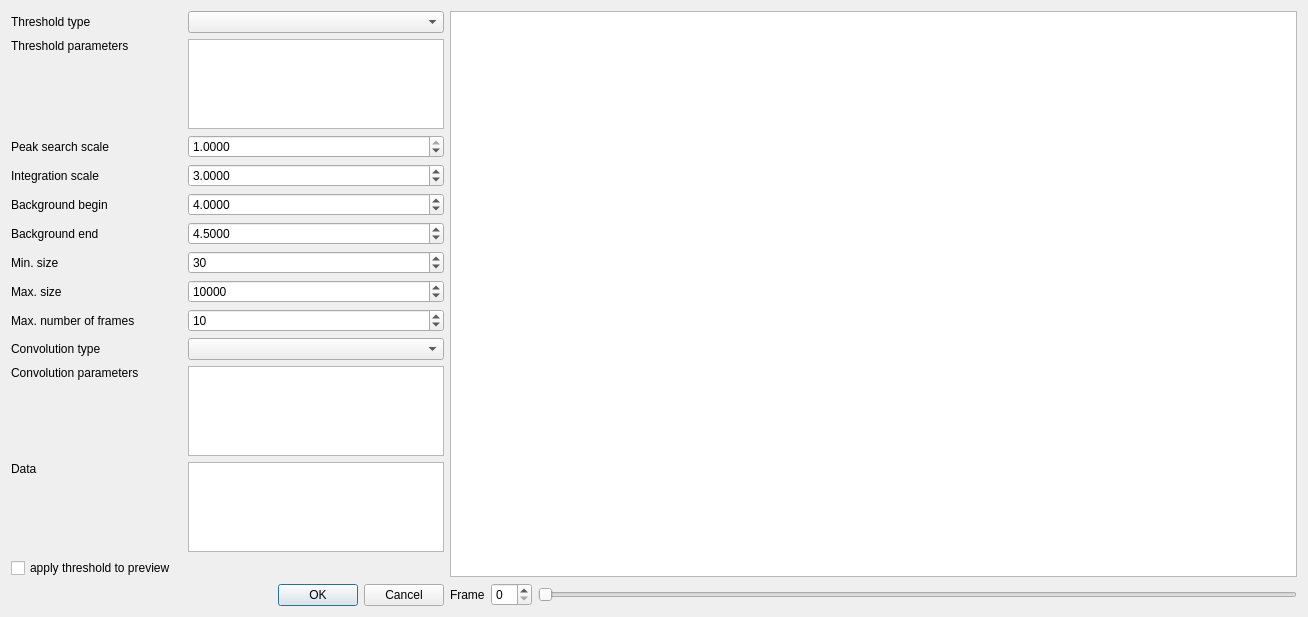
k61n/openhkl, file apps/nsxqt/ui/DialogPeakFind.ui: the form before one commit.
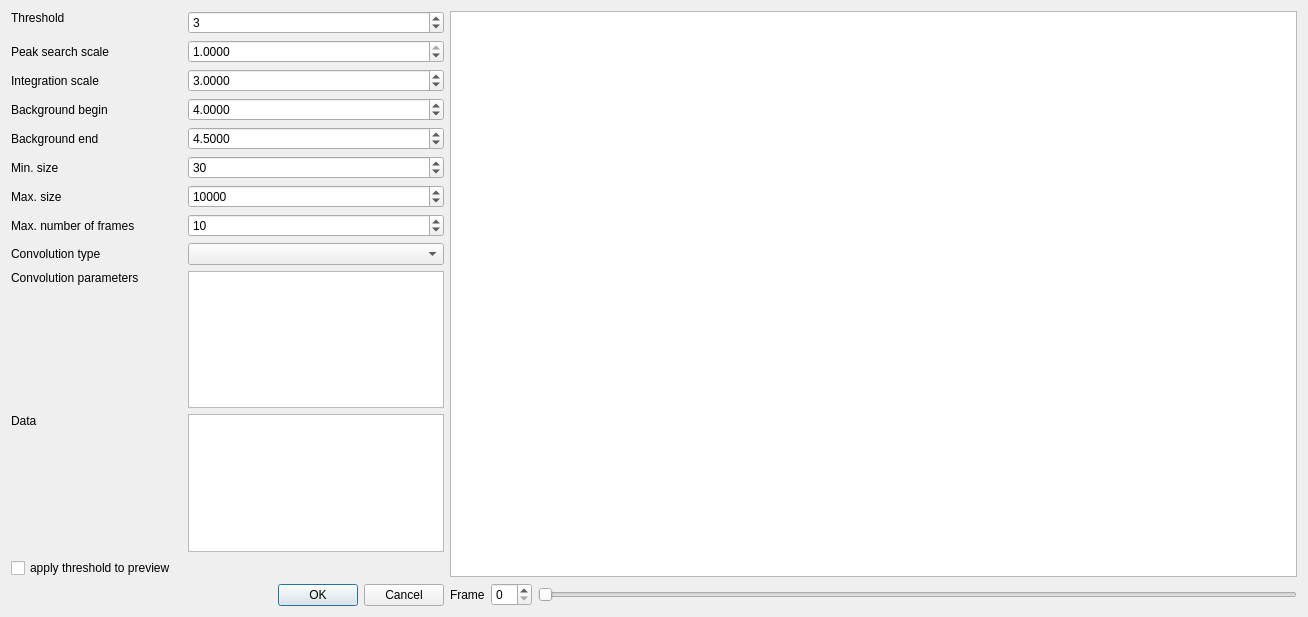
The form after the commit.

Commit message: removed unused relative threshold and the threshold factory updated code accorindgly

The edit to the form file:
```diff
--- a/apps/nsxqt/ui/DialogPeakFind.ui
+++ b/apps/nsxqt/ui/DialogPeakFind.ui
@@ -76,27 +76,64 @@
    </item>
    <item row="0" column="0">
     <layout class="QGridLayout" name="gridLayout">
-     <item row="5" column="3">
-      <widget class="QDoubleSpinBox" name="bkgEnd">
+     <item row="10" column="0">
+      <widget class="QLabel" name="label_4">
+       <property name="text">
+        <string>Data</string>
+       </property>
+       <property name="alignment">
+        <set>Qt::AlignLeading|Qt::AlignLeft|Qt::AlignTop</set>
+       </property>
+      </widget>
+     </item>
+     <item row="7" column="0">
+      <widget class="QLabel" name="label_6">
+       <property name="text">
+        <string>Max. number of frames</string>
+       </property>
+      </widget>
+     </item>
+     <item row="6" column="3">
+      <widget class="QSpinBox" name="maxSize">
+       <property name="maximum">
+        <number>2000000000</number>
+       </property>
+       <property name="value">
+        <number>10000</number>
+       </property>
+      </widget>
+     </item>
+     <item row="10" column="3">
+      <widget class="QListWidget" name="dataList"/>
+     </item>
+     <item row="2" column="3">
+      <widget class="QDoubleSpinBox" name="peakScale">
        <property name="decimals">
         <number>4</number>
        </property>
        <property name="value">
-        <double>4.500000000000000</double>
+        <double>3.000000000000000</double>
        </property>
       </widget>
      </item>
-     <item row="2" column="0" colspan="2">
-      <widget class="QLabel" name="confidenceLabel_2">
+     <item row="8" column="0" colspan="2">
+      <widget class="QLabel" name="filterLabel">
        <property name="text">
-        <string>Peak search scale</string>
+        <string>Convolution type</string>
        </property>
+       <property name="alignment">
+        <set>Qt::AlignLeading|Qt::AlignLeft|Qt::AlignVCenter</set>
+       </property>
       </widget>
      </item>
-     <item row="0" column="3">
-      <widget class="QComboBox" name="threshold"/>
+     <item row="11" column="0">
+      <widget class="QCheckBox" name="applyThreshold">
+       <property name="text">
+        <string>apply threshold to preview</string>
+       </property>
+      </widget>
      </item>
-     <item row="9" column="3">
+     <item row="8" column="3">
       <layout class="QVBoxLayout" name="verticalLayout_2">
        <item>
         <widget class="QComboBox" name="convolver">
@@ -107,67 +144,50 @@
        </item>
       </layout>
      </item>
-     <item row="12" column="0">
-      <widget class="QCheckBox" name="applyThreshold">
-       <property name="text">
-        <string>apply threshold to preview</string>
+     <item row="9" column="3">
+      <widget class="QTableWidget" name="convolverParameters"/>
+     </item>
+     <item row="12" column="3">
+      <widget class="QDialogButtonBox" name="buttonBox">
+       <property name="orientation">
+        <enum>Qt::Horizontal</enum>
+       </property>
+       <property name="standardButtons">
+        <set>QDialogButtonBox::Cancel|QDialogButtonBox::Ok</set>
        </property>
       </widget>
      </item>
-     <item row="7" column="0" colspan="2">
+     <item row="6" column="0" colspan="2">
       <widget class="QLabel" name="maxCompLabel">
        <property name="text">
         <string>Max. size</string>
        </property>
       </widget>
      </item>
-     <item row="3" column="3">
-      <widget class="QDoubleSpinBox" name="peakScale">
+     <item row="0" column="3">
+      <widget class="QDoubleSpinBox" name="threshold">
        <property name="decimals">
-        <number>4</number>
+        <number>0</number>
+       </property>
+       <property name="maximum">
+        <double>1000000.000000000000000</double>
+       </property>
+       <property name="singleStep">
+        <double>1.000000000000000</double>
        </property>
        <property name="value">
         <double>3.000000000000000</double>
        </property>
       </widget>
      </item>
-     <item row="9" column="0" colspan="2">
-      <widget class="QLabel" name="filterLabel">
+     <item row="2" column="0">
+      <widget class="QLabel" name="label_7">
        <property name="text">
-        <string>Convolution type</string>
+        <string>Integration scale</string>
        </property>
-       <property name="alignment">
-        <set>Qt::AlignLeading|Qt::AlignLeft|Qt::AlignVCenter</set>
-       </property>
       </widget>
      </item>
-     <item row="11" column="3">
-      <widget class="QListWidget" name="dataList"/>
-     </item>
-     <item row="1" column="3">
-      <widget class="QTableWidget" name="thresholdParameters"/>
-     </item>
-     <item row="1" column="0">
-      <widget class="QLabel" name="label_5">
-       <property name="text">
-        <string>Threshold parameters</string>
-       </property>
-       <property name="alignment">
-        <set>Qt::AlignLeading|Qt::AlignLeft|Qt::AlignTop</set>
-       </property>
-      </widget>
-     </item>
-     <item row="11" column="0">
-      <widget class="QLabel" name="label_4">
-       <property name="text">
-        <string>Data</string>
-       </property>
-       <property name="alignment">
-        <set>Qt::AlignLeading|Qt::AlignLeft|Qt::AlignTop</set>
-       </property>
-      </widget>
-     </item>
-     <item row="8" column="3">
+     <item row="7" column="3">
       <widget class="QSpinBox" name="maxFrames">
        <property name="minimum">
         <number>1</number>
@@ -180,94 +200,14 @@
        </property>
       </widget>
      </item>
-     <item row="8" column="0">
-      <widget class="QLabel" name="label_6">
-       <property name="text">
-        <string>Max. number of frames</string>
-       </property>
-      </widget>
-     </item>
      <item row="3" column="0">
-      <widget class="QLabel" name="label_7">
+      <widget class="QLabel" name="label_8">
        <property name="text">
-        <string>Integration scale</string>
+        <string>Background begin</string>
        </property>
       </widget>
      </item>
-     <item row="2" column="3">
-      <widget class="QDoubleSpinBox" name="searchScale">
-       <property name="decimals">
-        <number>4</number>
-       </property>
-       <property name="maximum">
-        <double>1.000000000000000</double>
-       </property>
-       <property name="singleStep">
-        <double>0.001000000000000</double>
-       </property>
-       <property name="value">
-        <double>1.000000000000000</double>
-       </property>
-      </widget>
-     </item>
-     <item row="7" column="3">
-      <widget class="QSpinBox" name="maxSize">
-       <property name="maximum">
-        <number>2000000000</number>
-       </property>
-       <property name="value">
-        <number>10000</number>
-       </property>
-      </widget>
-     </item>
-     <item row="6" column="0" colspan="2">
-      <widget class="QLabel" name="minCompLabel">
-       <property name="text">
-        <string>Min. size</string>
-       </property>
-      </widget>
-     </item>
-     <item row="10" column="0">
-      <widget class="QLabel" name="label_3">
-       <property name="text">
-        <string>Convolution parameters</string>
-       </property>
-       <property name="alignment">
-        <set>Qt::AlignLeading|Qt::AlignLeft|Qt::AlignTop</set>
-       </property>
-      </widget>
-     </item>
-     <item row="10" column="3">
-      <widget class="QTableWidget" name="convolverParameters"/>
-     </item>
-     <item row="4" column="3">
-      <widget class="QDoubleSpinBox" name="bkgBegin">
-       <property name="decimals">
-        <number>4</number>
-       </property>
-       <property name="value">
-        <double>4.000000000000000</double>
-       </property>
-      </widget>
-     </item>
-     <item row="0" column="0" colspan="2">
-      <widget class="QLabel" name="label_2">
-       <property name="text">
-        <string>Threshold type</string>
-       </property>
-      </widget>
-     </item>
-     <item row="13" column="3">
-      <widget class="QDialogButtonBox" name="buttonBox">
-       <property name="orientation">
-        <enum>Qt::Horizontal</enum>
-       </property>
-       <property name="standardButtons">
-        <set>QDialogButtonBox::Cancel|QDialogButtonBox::Ok</set>
-       </property>
-      </widget>
-     </item>
-     <item row="6" column="3">
+     <item row="5" column="3">
       <widget class="QSpinBox" name="minSize">
        <property name="maximum">
         <number>2000000000</number>
@@ -277,20 +217,83 @@
        </property>
       </widget>
      </item>
+     <item row="9" column="0">
+      <widget class="QLabel" name="label_3">
+       <property name="text">
+        <string>Convolution parameters</string>
+       </property>
+       <property name="alignment">
+        <set>Qt::AlignLeading|Qt::AlignLeft|Qt::AlignTop</set>
+       </property>
+      </widget>
+     </item>
+     <item row="5" column="0" colspan="2">
+      <widget class="QLabel" name="minCompLabel">
+       <property name="text">
+        <string>Min. size</string>
+       </property>
+      </widget>
+     </item>
      <item row="4" column="0">
-      <widget class="QLabel" name="label_8">
-       <property name="text">
-        <string>Background begin</string>
-       </property>
-      </widget>
-     </item>
-     <item row="5" column="0">
       <widget class="QLabel" name="label_9">
        <property name="text">
         <string>Background end</string>
        </property>
       </widget>
      </item>
+     <item row="1" column="3">
+      <widget class="QDoubleSpinBox" name="searchScale">
+       <property name="decimals">
+        <number>4</number>
+       </property>
+       <property name="maximum">
+        <double>1.000000000000000</double>
+       </property>
+       <property name="singleStep">
+        <double>0.001000000000000</double>
+       </property>
+       <property name="value">
+        <double>1.000000000000000</double>
+       </property>
+      </widget>
+     </item>
+     <item row="0" column="0">
+      <widget class="QLabel" name="label_5">
+       <property name="text">
+        <string>Threshold</string>
+       </property>
+       <property name="alignment">
+        <set>Qt::AlignLeading|Qt::AlignLeft|Qt::AlignTop</set>
+       </property>
+      </widget>
+     </item>
+     <item row="4" column="3">
+      <widget class="QDoubleSpinBox" name="bkgEnd">
+       <property name="decimals">
+        <number>4</number>
+       </property>
+       <property name="value">
+        <double>4.500000000000000</double>
+       </property>
+      </widget>
+     </item>
+     <item row="3" column="3">
+      <widget class="QDoubleSpinBox" name="bkgBegin">
+       <property name="decimals">
+        <number>4</number>
+       </property>
+       <property name="value">
+        <double>4.000000000000000</double>
+       </property>
+      </widget>
+     </item>
+     <item row="1" column="0" colspan="2">
+      <widget class="QLabel" name="confidenceLabel_2">
+       <property name="text">
+        <string>Peak search scale</string>
+       </property>
+      </widget>
+     </item>
     </layout>
    </item>
   </layout>
```
The commit also changes 17 other files.
